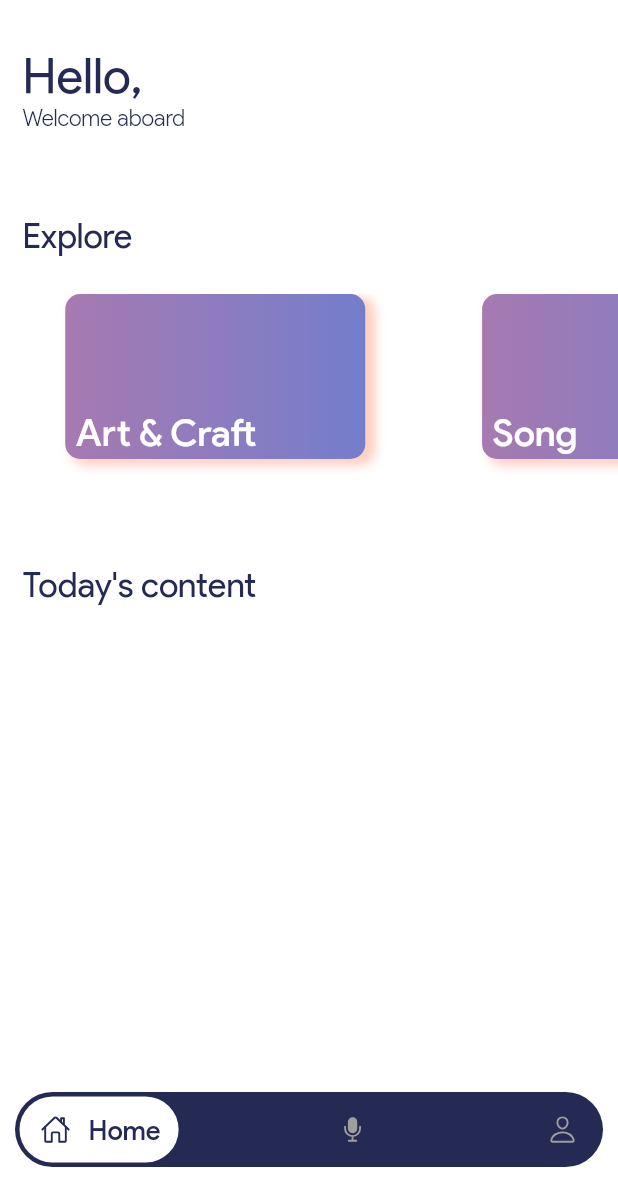
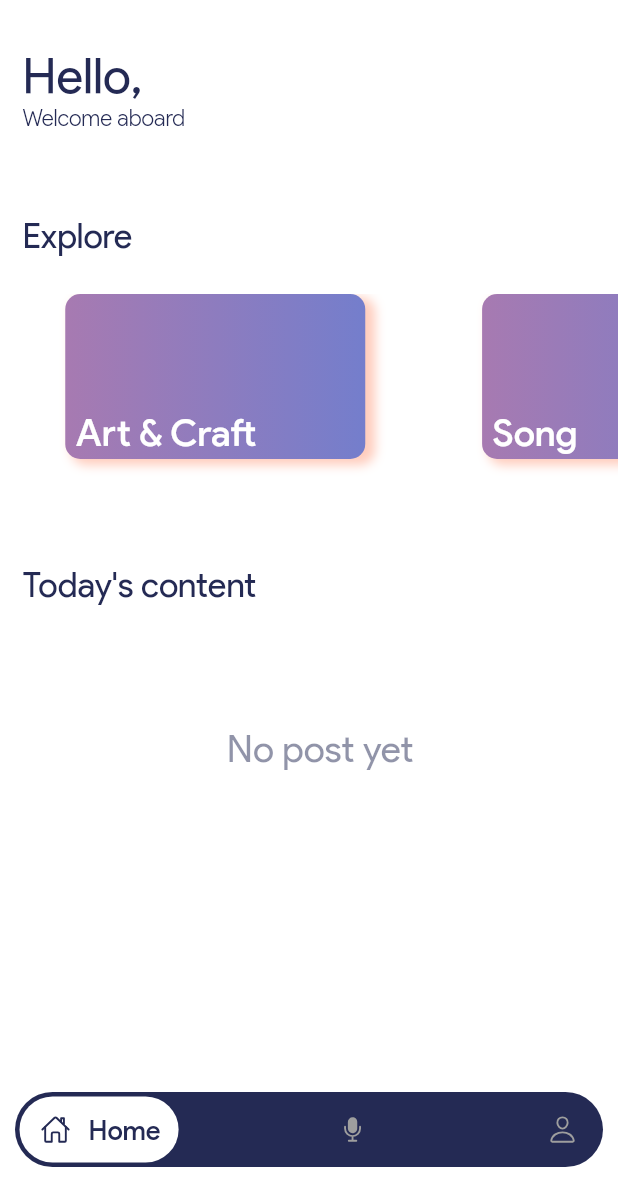
Before and after one commit to SanketKumarr/radio, a Flutter app: the screen it shows once a user with an empty profile is signed in, on a phone screen of 412 x 824 dp, the part 54-1236 px from its top. Run offline on Flutter 3.47's test engine with Material 2 defaults, Android fonts, the phone set to English and light mode, and no system bars; drawn by our look-alikes of carousel_slider, google_nav_bar; our stand-ins replace assets_audio_player, audioplayers, cloud_firestore, file_picker, firebase_auth, firebase_core and 7 more; accounts and stored records are empty.

```diff
--- a/lib/BottomNavigationBar/home_tab.dart
+++ b/lib/BottomNavigationBar/home_tab.dart
@@ -42,9 +42,26 @@ class _HomeTabState extends State<HomeTab> {
     if (isLoading == true) {
       return CircularProgressIndicator();
     }
-    return Column(
-      children: posts,
-    );
+    if (posts.isNotEmpty) {
+      return Column(
+        children: posts,
+      );
+    }
+    if (posts.isEmpty) {
+      return Padding(
+        padding: const EdgeInsets.only(top: 80),
+        child: Center(
+          child: Text(
+            "No post yet",
+            style: TextStyle(
+              fontFamily: "ProductSans",
+              color: Color(0xff242a54).withOpacity(0.5),
+              fontSize: 25,
+            ),
+          ),
+        ),
+      );
+    }
   }
 
   @override
```
Also changed, not shown: lib/BottomNavigationBar/live_tab.dart (+21 -3 lines).
